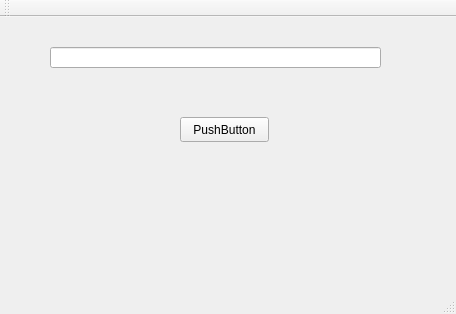
WanJunCode/MosiquittoClientQT, file mainwindow.ui: the form before one commit.
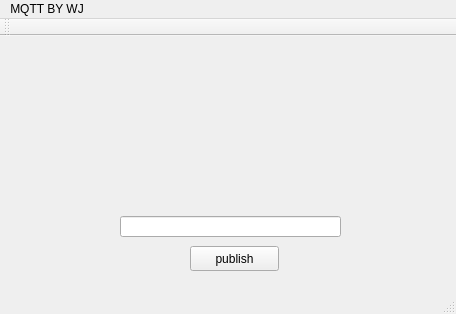
The form after the commit.

Commit message: 修改了 UI

```diff
--- a/mainwindow.ui
+++ b/mainwindow.ui
@@ -17,22 +17,22 @@
    <widget class="QPushButton" name="pushButton">
     <property name="geometry">
      <rect>
-      <x>180</x>
-      <y>100</y>
+      <x>190</x>
+      <y>210</y>
       <width>89</width>
       <height>25</height>
      </rect>
     </property>
     <property name="text">
-     <string>PushButton</string>
+     <string>publish</string>
     </property>
    </widget>
    <widget class="QLineEdit" name="messageLine">
     <property name="geometry">
      <rect>
-      <x>50</x>
-      <y>30</y>
-      <width>331</width>
+      <x>120</x>
+      <y>180</y>
+      <width>221</width>
       <height>21</height>
      </rect>
     </property>
@@ -47,6 +47,12 @@
      <height>22</height>
     </rect>
    </property>
+   <widget class="QMenu" name="menuMQTT_BY_WJ">
+    <property name="title">
+     <string>MQTT BY WJ</string>
+    </property>
+   </widget>
+   <addaction name="menuMQTT_BY_WJ"/>
   </widget>
   <widget class="QToolBar" name="mainToolBar">
    <attribute name="toolBarArea">
```
